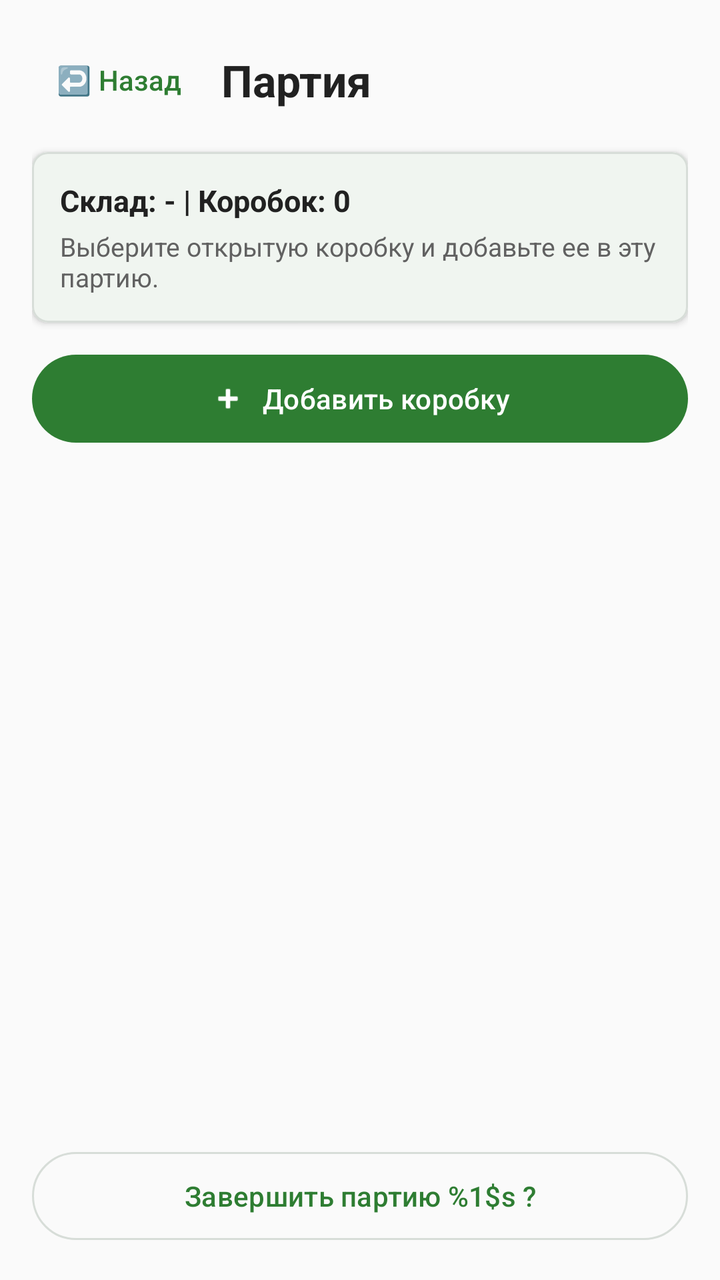
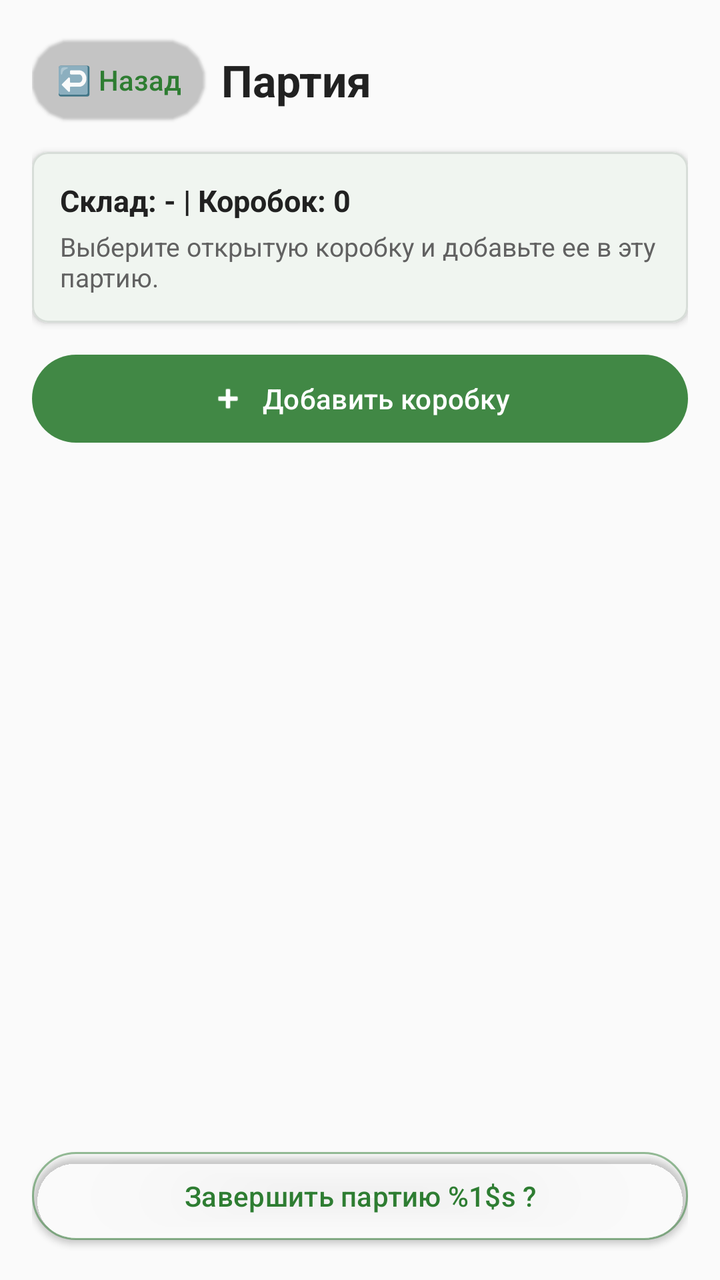

Compare the two renders of this Android layout. The source of the first and the diff that turns it into the second are given below.
<!-- AndroidManifest.xml: application theme Theme.FastScan -->
<!-- res/layout/fragment_party_detail.xml -->
<?xml version="1.0" encoding="utf-8"?>
<androidx.constraintlayout.widget.ConstraintLayout xmlns:android="http://schemas.android.com/apk/res/android"
    xmlns:app="http://schemas.android.com/apk/res-auto"
    android:layout_width="match_parent"
    android:layout_height="match_parent"
    android:background="@color/app_background"
    android:paddingStart="16dp"
    android:paddingTop="16dp"
    android:paddingEnd="16dp">

    <com.google.android.material.button.MaterialButton
        android:id="@+id/btnBack"
        style="@style/Widget.Material3.Button.TextButton"
        android:layout_width="wrap_content"
        android:layout_height="wrap_content"
        android:minWidth="48dp"
        android:text="@string/back"
        android:textAllCaps="false"
        app:layout_constraintStart_toStartOf="parent"
        app:layout_constraintTop_toTopOf="parent" />

    <TextView
        android:id="@+id/tvTitle"
        android:layout_width="0dp"
        android:layout_height="wrap_content"
        android:layout_marginStart="8dp"
        android:ellipsize="end"
        android:maxLines="1"
        android:text="@string/part_title"
        android:textColor="@color/app_text_primary"
        android:textSize="22sp"
        android:textStyle="bold"
        app:layout_constraintBottom_toBottomOf="@id/btnBack"
        app:layout_constraintEnd_toEndOf="parent"
        app:layout_constraintStart_toEndOf="@id/btnBack"
        app:layout_constraintTop_toTopOf="@id/btnBack" />

    <com.google.android.material.card.MaterialCardView
        android:id="@+id/cardInfo"
        android:layout_width="0dp"
        android:layout_height="wrap_content"
        android:layout_marginTop="12dp"
        app:cardBackgroundColor="@color/app_surface"
        app:cardCornerRadius="8dp"
        app:cardElevation="2dp"
        app:layout_constraintEnd_toEndOf="parent"
        app:layout_constraintStart_toStartOf="parent"
        app:layout_constraintTop_toBottomOf="@id/btnBack"
        app:strokeColor="@color/card_stroke"
        app:strokeWidth="1dp">

        <LinearLayout
            android:layout_width="match_parent"
            android:layout_height="wrap_content"
            android:orientation="vertical"
            android:padding="14dp">

            <TextView
                android:id="@+id/tvInfo"
                android:layout_width="wrap_content"
                android:layout_height="wrap_content"
                android:text="@string/party_detail_info_placeholder"
                android:textColor="@color/app_text_primary"
                android:textSize="15sp"
                android:textStyle="bold" />

            <TextView
                android:id="@+id/tvHint"
                android:layout_width="match_parent"
                android:layout_height="wrap_content"
                android:layout_marginTop="4dp"
                android:text="@string/party_detail_hint"
                android:textColor="@color/app_text_secondary"
                android:textSize="13sp" />

        </LinearLayout>
    </com.google.android.material.card.MaterialCardView>

    <com.google.android.material.button.MaterialButton
        android:id="@+id/btnAddBox"
        android:layout_width="0dp"
        android:layout_height="52dp"
        android:layout_marginTop="12dp"
        android:text="@string/add_box_to_party"
        android:textAllCaps="false"
        app:icon="@android:drawable/ic_input_add"
        app:iconGravity="textStart"
        app:layout_constraintEnd_toEndOf="parent"
        app:layout_constraintStart_toStartOf="parent"
        app:layout_constraintTop_toBottomOf="@id/cardInfo" />

    <androidx.recyclerview.widget.RecyclerView
        android:id="@+id/rvBoxes"
        android:layout_width="0dp"
        android:layout_height="0dp"
        android:layout_marginTop="10dp"
        android:clipToPadding="false"
        android:paddingBottom="96dp"
        app:layout_constraintBottom_toTopOf="@id/btnFinishParty"
        app:layout_constraintEnd_toEndOf="parent"
        app:layout_constraintStart_toStartOf="parent"
        app:layout_constraintTop_toBottomOf="@id/btnAddBox" />

    <com.google.android.material.button.MaterialButton
        android:id="@+id/btnFinishParty"
        style="@style/Widget.Material3.Button.OutlinedButton"
        android:layout_width="0dp"
        android:layout_height="52dp"
        android:layout_marginBottom="16dp"
        android:text="@string/finish_part_property"
        android:textAllCaps="false"
        app:layout_constraintBottom_toBottomOf="parent"
        app:layout_constraintEnd_toEndOf="parent"
        app:layout_constraintStart_toStartOf="parent" />

    <WebView
        android:id="@+id/webViewPrint"
        android:layout_width="0dp"
        android:layout_height="0dp"
        android:visibility="gone"
        app:layout_constraintBottom_toBottomOf="parent"
        app:layout_constraintEnd_toEndOf="parent"
        app:layout_constraintStart_toStartOf="parent"
        app:layout_constraintTop_toTopOf="parent" />

    <ProgressBar
        android:id="@+id/progressBar"
        android:layout_width="wrap_content"
        android:layout_height="wrap_content"
        android:visibility="gone"
        app:layout_constraintBottom_toBottomOf="parent"
        app:layout_constraintEnd_toEndOf="parent"
        app:layout_constraintStart_toStartOf="parent"
        app:layout_constraintTop_toTopOf="parent" />
</androidx.constraintlayout.widget.ConstraintLayout>
<!-- resources referenced by this layout -->
<resources>
  <color name="app_background">#FAFAFA</color>
  <color name="app_surface">#FFFFFF</color>
  <color name="app_text_primary">#212121</color>
  <color name="app_text_secondary">#616161</color>
  <color name="card_stroke">#D7DDD8</color>
  <string name="add_box_to_party">Добавить коробку</string>
  <string name="back">↩️ Hазад</string>
  <string name="finish_part_property">Завершить партию %1$s ?</string>
  <string name="part_title">Партия</string>
  <string name="party_detail_hint">Выберите открытую коробку и добавьте ее в эту партию.</string>
  <string name="party_detail_info_placeholder">Склад: - | Коробок: 0</string>
  <style name="Theme.FastScan" parent="Theme.Material3.DayNight.NoActionBar">
  
          
          <item name="colorPrimary">@color/app_primary</item>
          <item name="colorPrimaryVariant">@color/app_primary_dark</item>
          <item name="colorOnPrimary">@color/app_on_primary</item>
  
          <item name="colorSecondary">@color/app_primary</item>
          <item name="colorOnSecondary">@color/app_on_primary</item>
          <item name="colorSurface">@color/app_surface</item>
          <item name="colorOnSurface">@color/app_text_primary</item>
          <item name="colorOnSurfaceVariant">@color/app_text_secondary</item>
          <item name="colorOutline">@color/card_stroke</item>
          <item name="android:colorBackground">@color/app_background</item>
          <item name="android:windowBackground">@color/app_background</item>
          <item name="android:navigationBarColor">@color/app_surface</item>
  
          
          <item name="android:statusBarColor">@color/app_primary_dark</item>
          <item name="android:windowLightStatusBar">false</item>
  
      </style>
  <color name="app_primary">#2E7D32</color>
  <color name="app_primary_dark">#1B5E20</color>
  <color name="app_on_primary">#FFFFFF</color>
</resources>

<!-- the commit's change to res/layout/fragment_party_detail.xml (unified diff, before → after) -->
@@ -13,6 +13,7 @@
         style="@style/Widget.Material3.Button.TextButton"
         android:layout_width="wrap_content"
         android:layout_height="wrap_content"
+        android:elevation="1dp"
         android:minWidth="48dp"
         android:text="@string/back"
         android:textAllCaps="false"
@@ -81,13 +82,17 @@
         android:layout_width="0dp"
         android:layout_height="52dp"
         android:layout_marginTop="12dp"
+        android:elevation="6dp"
         android:text="@string/add_box_to_party"
         android:textAllCaps="false"
+        app:backgroundTint="@color/action_button_background"
         app:icon="@android:drawable/ic_input_add"
         app:iconGravity="textStart"
+        app:iconTint="@color/action_button_text"
         app:layout_constraintEnd_toEndOf="parent"
         app:layout_constraintStart_toStartOf="parent"
-        app:layout_constraintTop_toBottomOf="@id/cardInfo" />
+        app:layout_constraintTop_toBottomOf="@id/cardInfo"
+        android:textColor="@color/action_button_text" />
 
     <androidx.recyclerview.widget.RecyclerView
         android:id="@+id/rvBoxes"
@@ -107,11 +112,13 @@
         android:layout_width="0dp"
         android:layout_height="52dp"
         android:layout_marginBottom="16dp"
+        android:elevation="2dp"
         android:text="@string/finish_part_property"
         android:textAllCaps="false"
         app:layout_constraintBottom_toBottomOf="parent"
         app:layout_constraintEnd_toEndOf="parent"
-        app:layout_constraintStart_toStartOf="parent" />
+        app:layout_constraintStart_toStartOf="parent"
+        app:strokeColor="@color/action_button_outline" />
 
     <WebView
         android:id="@+id/webViewPrint"
<!-- resource entries referenced after the edit -->
@@ -1,5 +1,8 @@
 <!-- resources referenced by this layout -->
 <resources>
+  <color name="action_button_background">#E62E7D32</color>
+  <color name="action_button_outline">#802E7D32</color>
+  <color name="action_button_text">#FFFFFF</color>
   <color name="app_background">#FAFAFA</color>
   <color name="app_surface">#FFFFFF</color>
   <color name="app_text_primary">#212121</color>
